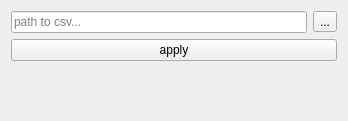
Before: the Qt Designer form resources/design/ui/modules/save.ui in jeaunrg/PyQTapp_template, drawn with Qt 5.
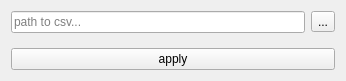
After: the same form once the commit is applied.

```diff
--- a/resources/design/ui/modules/save.ui
+++ b/resources/design/ui/modules/save.ui
@@ -6,8 +6,8 @@
    <rect>
     <x>0</x>
     <y>0</y>
-    <width>348</width>
-    <height>121</height>
+    <width>346</width>
+    <height>81</height>
    </rect>
   </property>
   <property name="windowTitle">
@@ -15,8 +15,6 @@
   </property>
   <layout class="QVBoxLayout" name="verticalLayout">
    <item>
-    <layout class="QVBoxLayout" name="verticalLayout_2">
-     <item>
       <layout class="QHBoxLayout" name="horizontalLayout">
        <item alignment="Qt::AlignTop">
         <widget class="QLineEdit" name="path">
@@ -52,30 +50,12 @@
        </item>
       </layout>
      </item>
-     <item alignment="Qt::AlignTop">
+   <item>
       <widget class="QPushButton" name="apply">
        <property name="text">
         <string>apply</string>
        </property>
       </widget>
-     </item>
-     <item>
-      <layout class="QHBoxLayout" name="loading"/>
-     </item>
-     <item>
-      <spacer name="verticalSpacer">
-       <property name="orientation">
-        <enum>Qt::Vertical</enum>
-       </property>
-       <property name="sizeHint" stdset="0">
-        <size>
-         <width>20</width>
-         <height>40</height>
-        </size>
-       </property>
-      </spacer>
-     </item>
-    </layout>
    </item>
   </layout>
  </widget>
```
Lines whose indentation alone changed are shown as unchanged.
